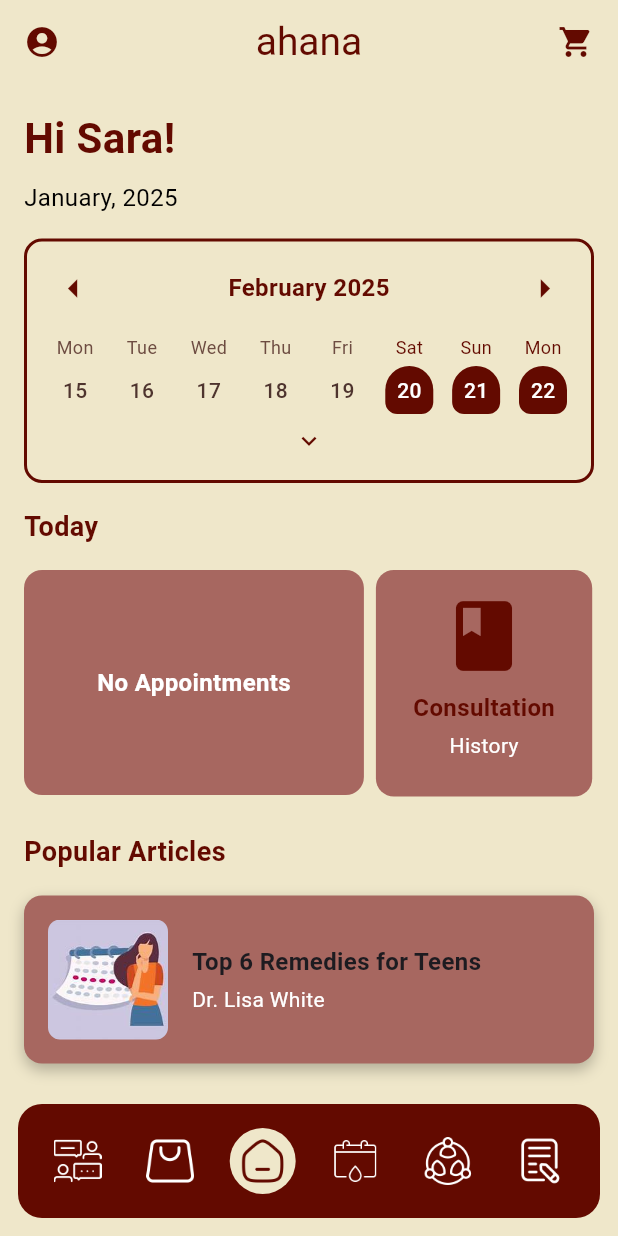
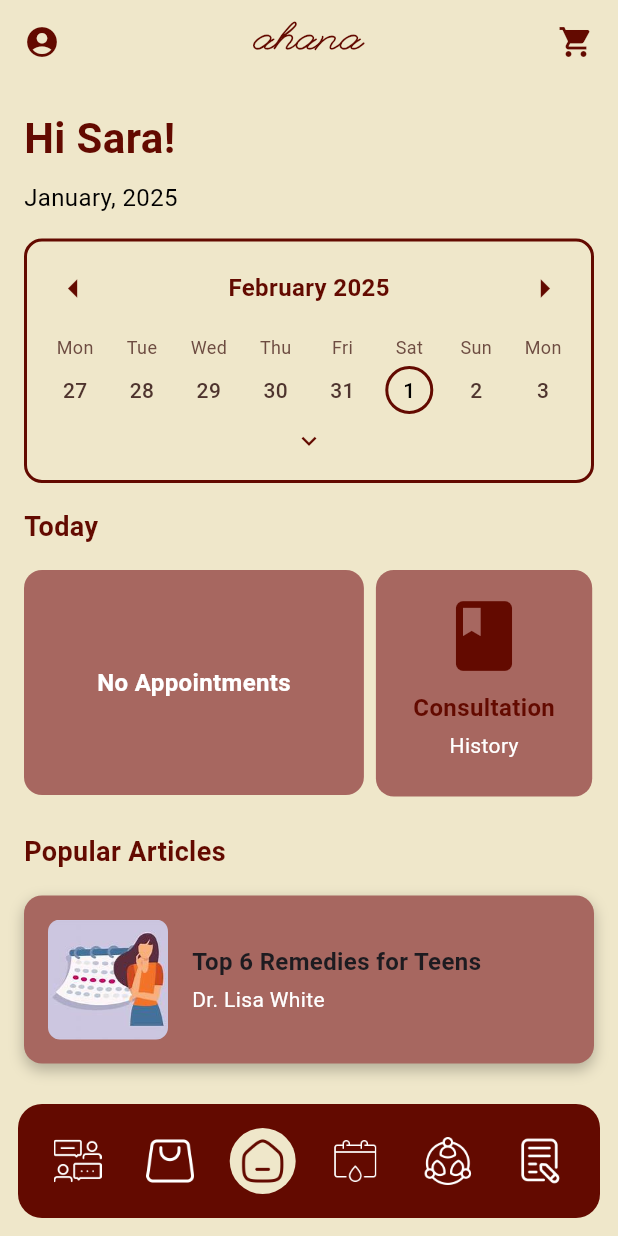
Before and after one commit to Hemashree21/Ahana, a Flutter app: the screen it shows after launch, on a phone screen of 412 x 824 dp. Run offline on Flutter 3.47's test engine with Material 3 defaults, Android fonts, the phone set to English and light mode, and no system bars; our stand-ins replace firebase_auth, firebase_core, flutter_dotenv, google_fonts, google_sign_in, hive and 2 more; accounts and stored records are empty.

Commit message:
Modified Home Page

```diff
--- a/lib/components/basePage.dart
+++ b/lib/components/basePage.dart
@@ -44,6 +44,7 @@ class _BasePageState extends State<BasePage> {
           style: TextStyle(
             fontFamily: 'LeagueScript',
             color: Color(0xFF630A00),
+            fontWeight: FontWeight.w800,
             fontSize: 26,
           ),
         ),
--- a/lib/components/periodCalendar.dart
+++ b/lib/components/periodCalendar.dart
@@ -13,13 +13,31 @@ class _PeriodCalendarState extends State<PeriodCalendar> {
   bool isExpanded = false;
   DateTime focusedDay = DateTime.now();
   DateTime selectedDay = DateTime.now();
+  final DateTime today = DateTime.now();
 
   bool isCurrentDate(DateTime date) {
-    return date.day == DateTime.now().day && date.month == DateTime.now().month && date.year == DateTime.now().year;
+    return date.day == today.day &&
+        date.month == today.month &&
+        date.year == today.year;
+  }
+
+  List<DateTime> _getWeekDates() {
+    final weekDay = today.weekday;
+    final startDate = today.subtract(Duration(days: weekDay - 1));
+    return List.generate(8, (index) {
+      return startDate.add(Duration(days: index));
+    });
+  }
+
+  List<String> _getWeekDays() {
+    return ['Mon', 'Tue', 'Wed', 'Thu', 'Fri', 'Sat', 'Sun', 'Mon'];
   }
 
   @override
   Widget build(BuildContext context) {
+    final weekDates = _getWeekDates();
+    final weekDays = _getWeekDays();
+
     return Column(
       children: [
         Container(
@@ -75,16 +93,19 @@ class _PeriodCalendarState extends State<PeriodCalendar> {
               if (!isExpanded)
                 Row(
                   mainAxisAlignment: MainAxisAlignment.spaceBetween,
-                  children: [
-                    _buildSimpleDate('15', 'Mon', isHighlighted: isCurrentDate(DateTime(focusedDay.year, focusedDay.month, 15))),
-                    _buildSimpleDate('16', 'Tue', isHighlighted: isCurrentDate(DateTime(focusedDay.year, focusedDay.month, 16))),
-                    _buildSimpleDate('17', 'Wed', isHighlighted: isCurrentDate(DateTime(focusedDay.year, focusedDay.month, 17))),
-                    _buildSimpleDate('18', 'Thu', isHighlighted: isCurrentDate(DateTime(focusedDay.year, focusedDay.month, 18))),
-                    _buildSimpleDate('19', 'Fri', isHighlighted: isCurrentDate(DateTime(focusedDay.year, focusedDay.month, 19))),
-                    _buildSimpleDate('20', 'Sat', isPeriodDay: true, isDroplet: true, isHighlighted: isCurrentDate(DateTime(focusedDay.year, focusedDay.month, 20))),
-                    _buildSimpleDate('21', 'Sun', isPeriodDay: true, isDroplet: true, isHighlighted: isCurrentDate(DateTime(focusedDay.year, focusedDay.month, 21))),
-                    _buildSimpleDate('22', 'Mon', isPeriodDay: true, isDroplet: true, isHighlighted: isCurrentDate(DateTime(focusedDay.year, focusedDay.month, 22))),
-                  ],
+                  children: List.generate(
+                    8,
+                        (index) {
+                      final date = weekDates[index];
+                      return _buildSimpleDate(
+                        date,
+                        weekDays[index],
+                        isPeriodDay: [20, 21, 22].contains(date.day) && date.month == focusedDay.month,
+                        isDroplet: [20, 21, 22].contains(date.day) && date.month == focusedDay.month,
+                        showOutline: isCurrentDate(date) && date.month == focusedDay.month,
+                      );
+                    },
+                  ),
                 )
               else
                 TableCalendar(
@@ -93,26 +114,49 @@ class _PeriodCalendarState extends State<PeriodCalendar> {
                   lastDay: DateTime(2030),
                   calendarStyle: CalendarStyle(
                     todayDecoration: BoxDecoration(
-                      color: const Color(0xFFE7A49C),
-                      shape: BoxShape.circle,
-                    ),
-                    selectedDecoration: BoxDecoration(
                       color: Colors.transparent,
                       shape: BoxShape.circle,
                     ),
+                    defaultTextStyle: TextStyle(
+                      color: Colors.black,
+                    ),
+                    weekendTextStyle: TextStyle(
+                      color: Color(0xFF630A00),
+                    ),
                     outsideDaysVisible: false,
-                    weekendTextStyle: const TextStyle(color: Color(0xFF630A00)),
-                    markerDecoration: BoxDecoration(
-                      color: const Color(0xFF630A00),
-                      shape: BoxShape.circle,
-                    ),
                   ),
                   selectedDayPredicate: (day) => isSameDay(day, selectedDay),
                   calendarBuilders: CalendarBuilders(
                     defaultBuilder: (context, day, focusedDay) {
-                      if ([20, 21, 22].contains(day.day) &&
-                          day.month == focusedDay.month &&
-                          day.year == focusedDay.year) {
+                      bool isPeriodDay = [20, 21, 22].contains(day.day) &&
+                          day.month == focusedDay.month;
+                      bool isTodayInCurrentMonth = isCurrentDate(day) &&
+                          day.month == focusedDay.month;
+
+                      if (isTodayInCurrentMonth) {
+                        return Container(
+                          margin: const EdgeInsets.all(4),
+                          decoration: BoxDecoration(
+                            color: Colors.transparent,
+                            shape: BoxShape.circle,
+                            border: Border.all(
+                              color: Color(0xFF630A00),
+                              width: 2,
+                            ),
+                          ),
+                          child: Center(
+                            child: Text(
+                              '${day.day}',
+                              style: const TextStyle(
+                                color: Colors.black,
+                                fontWeight: FontWeight.bold,
+                              ),
+                            ),
+                          ),
+                        );
+                      }
+
+                      if (isPeriodDay) {
                         return Container(
                           margin: const EdgeInsets.all(4),
                           decoration: BoxDecoration(
@@ -127,7 +171,32 @@ class _PeriodCalendarState extends State<PeriodCalendar> {
                           ),
                         );
                       }
+
                       return null;
+                    },
+                    todayBuilder: (context, day, focusedDay) {
+                      if (day.month != focusedDay.month) return null;
+
+                      return Container(
+                        margin: const EdgeInsets.all(4),
+                        decoration: BoxDecoration(
+                          color: Colors.transparent,
+                          shape: BoxShape.circle,
+                          border: Border.all(
+                            color: Color(0xFF630A00),
+                            width: 2,
+                          ),
+                        ),
+                        child: Center(
+                          child: Text(
+                            '${day.day}',
+                            style: const TextStyle(
+                              color: Colors.black,
+                              fontWeight: FontWeight.bold,
+                            ),
+                          ),
+                        ),
+                      );
                     },
                   ),
                   onDaySelected: (selectedDay, focusedDay) {
@@ -157,15 +226,13 @@ class _PeriodCalendarState extends State<PeriodCalendar> {
   }
 
   Widget _buildSimpleDate(
-      String date,
+      DateTime date,
       String day, {
-        bool isHighlighted = false,
         bool isPeriodDay = false,
         bool isDroplet = false,
+        bool showOutline = false,
         Color? color,
       }) {
-    bool isCurrentDay = DateTime.now().day.toString() == date;
-
     return Column(
       children: [
         Text(
@@ -182,10 +249,14 @@ class _PeriodCalendarState extends State<PeriodCalendar> {
           decoration: BoxDecoration(
             color: isPeriodDay
                 ? const Color(0xFF630A00)
-                : isHighlighted || isCurrentDay
-                ? const Color(0xFFE7A49C)
+                : Colors.transparent,
+            shape: isDroplet ? BoxShape.rectangle : BoxShape.circle,
+            border: showOutline
+                ? Border.all(
+              color: Color(0xFF630A00),
+              width: 2,
+            )
                 : null,
-            shape: isDroplet ? BoxShape.rectangle : BoxShape.circle,
             borderRadius: isDroplet
                 ? BorderRadius.only(
               topLeft: Radius.circular(16),
@@ -197,12 +268,14 @@ class _PeriodCalendarState extends State<PeriodCalendar> {
           ),
           child: Center(
             child: Text(
-              date,
+              '${date.day}',
               style: TextStyle(
                 fontSize: 14,
                 fontWeight: FontWeight.w500,
-                color: isPeriodDay || isHighlighted || isCurrentDay
+                color: isPeriodDay
                     ? Colors.white
+                    : showOutline
+                    ? Colors.black
                     : Colors.brown[800],
               ),
             ),
--- a/lib/pages/home.dart
+++ b/lib/pages/home.dart
@@ -3,6 +3,9 @@ import 'package:flutter/material.dart';
 import 'package:table_calendar/table_calendar.dart';
 import 'package:ahana/pages/articles.dart';
 import 'package:ahana/components/basePage.dart';
+import 'package:ahana/pages/viewAppointment.dart';
+import 'package:hive/hive.dart';
+import 'package:hive_flutter/hive_flutter.dart';
 
 // BasePage widget for reusing AppBar and BottomNavigationBar
 class HomePage extends StatefulWidget {
@@ -14,6 +17,13 @@ class _HomePageState extends State<HomePage> {
   bool isExpanded = false; // Controls calendar expansion
   DateTime selectedDay = DateTime.now();
   DateTime focusedDay = DateTime.now();
+  late Box<Appointment> _appointmentsBox;
+
+  @override
+  void initState() {
+    super.initState();
+    _appointmentsBox = Hive.box<Appointment>('appointments');
+  }
 
   @override
   Widget build(BuildContext context) {
@@ -182,10 +192,10 @@ class _HomePageState extends State<HomePage> {
   }
 
   Widget _nextAppointmentCard() {
-    // Assuming we'll pass booked appointments from a state management solution or service
-    final List<String> bookedAppointments = []; // This would be populated dynamically
-
-    if (bookedAppointments.isEmpty) {
+    return ValueListenableBuilder(
+      valueListenable: _appointmentsBox.listenable(),
+      builder: (context, Box<Appointment> box, _) {
+        if (box.isEmpty) {
           return Container(
             margin: EdgeInsets.symmetric(vertical: 8),
             height: 150,
@@ -207,8 +217,8 @@ class _HomePageState extends State<HomePage> {
           );
         }
 
-    // Show the most recently booked appointment
-    final mostRecentAppointment = bookedAppointments.last;
+        // Get the most recent appointment
+        final mostRecentAppointment = box.values.last;
 
         return Container(
           margin: EdgeInsets.symmetric(vertical: 8),
@@ -221,7 +231,7 @@ class _HomePageState extends State<HomePage> {
             children: [
               ClipOval(
                 child: Image.asset(
-              'lib/assets/doctor.png',
+                  mostRecentAppointment.image,
                   width: 50,
                   height: 50,
                   fit: BoxFit.cover,
@@ -233,7 +243,7 @@ class _HomePageState extends State<HomePage> {
                   crossAxisAlignment: CrossAxisAlignment.start,
                   children: [
                     Text(
-                  'Next Appointment',
+                      'Upcoming Appointment',
                       style: TextStyle(
                         fontWeight: FontWeight.bold,
                         fontSize: 16,
@@ -242,7 +252,16 @@ class _HomePageState extends State<HomePage> {
                     ),
                     SizedBox(height: 8),
                     Text(
-                  mostRecentAppointment, // Display the most recent appointment details
+                      mostRecentAppointment.name,
+                      style: TextStyle(
+                        color: Colors.white,
+                        fontSize: 14,
+                        fontWeight: FontWeight.bold,
+                      ),
+                    ),
+                    SizedBox(height: 4),
+                    Text(
+                      '${mostRecentAppointment.date} ${mostRecentAppointment.time}',
                       style: TextStyle(
                         color: Colors.white,
                         fontSize: 14,
@@ -254,7 +273,10 @@ class _HomePageState extends State<HomePage> {
             ],
           ),
         );
+      },
+    );
   }
+
 
   Widget _card({
     required IconData icon,
@@ -265,14 +287,14 @@ class _HomePageState extends State<HomePage> {
     required Color backgroundColor,
     required Color textColor,
   }) {
-    // Assuming we'll pass booked appointments from a state management solution or service
-    final List<String> bookedAppointments = []; // This would be populated dynamically
-
     return GestureDetector(
       onTap: () {
         Navigator.pushNamed(context, '/viewappointment');
       },
-      child: Container(
+      child: ValueListenableBuilder(
+        valueListenable: _appointmentsBox.listenable(),
+        builder: (context, Box<Appointment> box, _) {
+          return Container(
             margin: EdgeInsets.symmetric(vertical: 8),
             width: 150,
             padding: EdgeInsets.all(16),
@@ -306,6 +328,8 @@ class _HomePageState extends State<HomePage> {
                 SizedBox(height: 8),
               ],
             ),
+          );
+        },
       ),
     );
   }
--- a/pubspec.yaml
+++ b/pubspec.yaml
@@ -61,6 +61,10 @@ dev_dependencies:
 
 # The following section is specific to Flutter packages.
 flutter:
+  fonts:
+    - family: LeagueScript
+      fonts:
+        - asset: lib/assets/fonts/LeagueScript-Regular.ttf
 
   # The following line ensures that the Material Icons font is
   # included with your application, so that you can use the icons in
```
Lines whose indentation alone changed are shown as unchanged.
